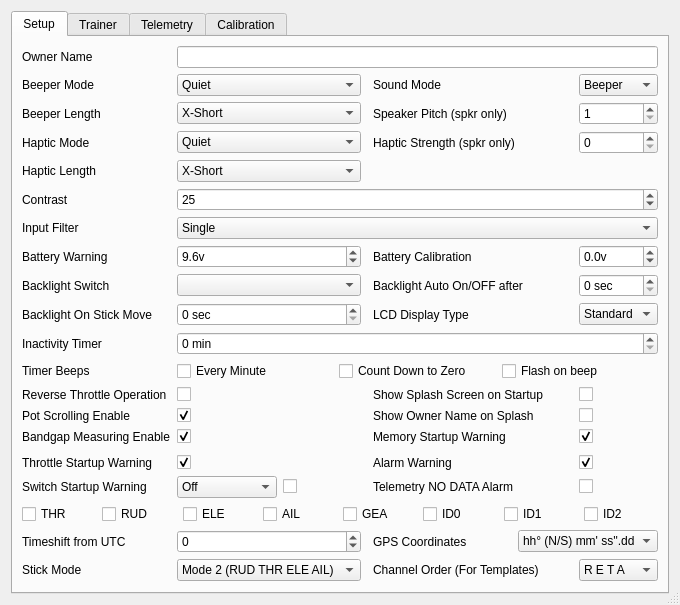
Above: src/generaledit.ui from roberto1903/companion9x before the change. Below: the same form after it.
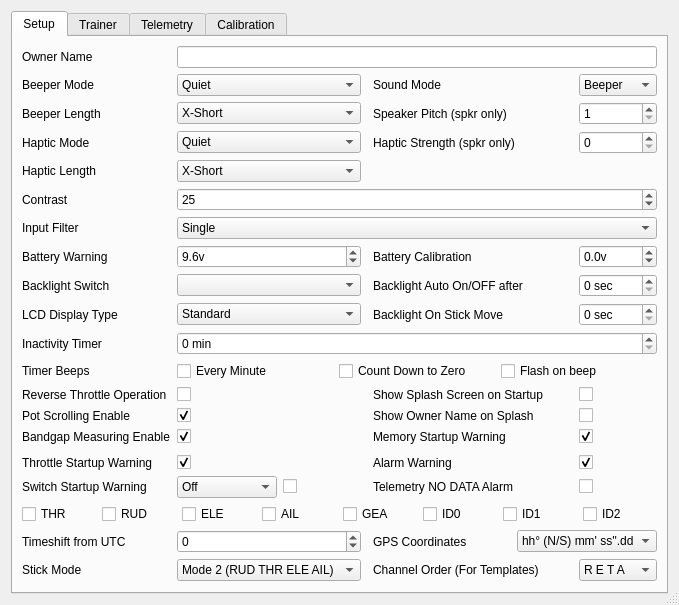
That is the form after the change. Icons and pictures are not drawn.

Commit message: Better general settings layout for ersky9x board FWs

What changed in the file:
```diff
--- a/src/generaledit.ui
+++ b/src/generaledit.ui
@@ -1078,13 +1078,6 @@
          </property>
         </widget>
        </item>
-       <item row="15" column="0">
-        <widget class="QLabel" name="label_blOnStickMove">
-         <property name="text">
-          <string>Backlight On Stick Move</string>
-         </property>
-        </widget>
-       </item>
        <item row="14" column="3">
         <widget class="QLabel" name="label_5">
          <property name="text">
@@ -1110,19 +1103,6 @@
          </property>
         </widget>
        </item>
-       <item row="15" column="1">
-        <widget class="QSpinBox" name="blOnStickMoveSB">
-         <property name="suffix">
-          <string> sec</string>
-         </property>
-         <property name="maximum">
-          <number>600</number>
-         </property>
-         <property name="singleStep">
-          <number>5</number>
-         </property>
-        </widget>
-       </item>
        <item row="7" column="1">
         <widget class="QComboBox" name="hapticLengthCB">
          <item>
@@ -1235,14 +1215,34 @@
          </property>
         </widget>
        </item>
+       <item row="15" column="4">
+        <widget class="QSpinBox" name="blOnStickMoveSB">
+         <property name="suffix">
+          <string> sec</string>
+         </property>
+         <property name="maximum">
+          <number>600</number>
+         </property>
+         <property name="singleStep">
+          <number>5</number>
+         </property>
+        </widget>
+       </item>
        <item row="15" column="3">
+        <widget class="QLabel" name="label_blOnStickMove">
+         <property name="text">
+          <string>Backlight On Stick Move</string>
+         </property>
+        </widget>
+       </item>
+       <item row="15" column="0">
         <widget class="QLabel" name="label_displayType">
          <property name="text">
           <string>LCD Display Type</string>
          </property>
         </widget>
        </item>
-       <item row="15" column="4">
+       <item row="15" column="1">
         <widget class="QComboBox" name="displayTypeCB">
          <item>
           <property name="text">
```
Left out of the diff: 1 changed line with no effect on the pictures.
